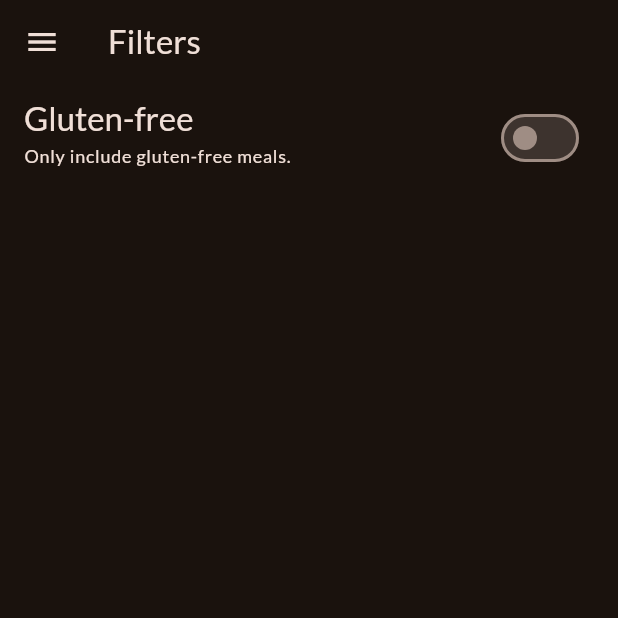
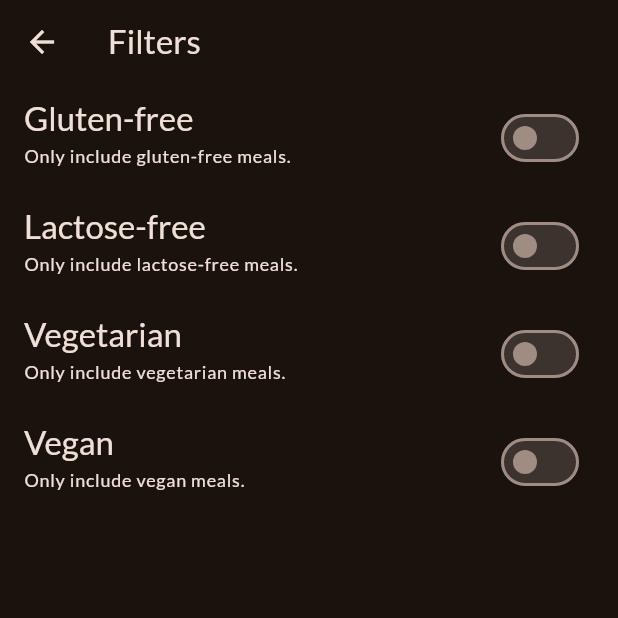
Before and after one commit to aminyous/meals_app, a Flutter app: the FiltersScreen screen opened directly, on a phone screen of 412 x 824 dp, the top half of it. Run offline on Flutter 3.47's test engine with Material 3 defaults, Android fonts, the phone set to English and light mode, and no system bars; our stand-ins replace google_fonts, transparent_image.

Commit message:
Add more filters

```diff
--- a/lib/screens/filters.dart
+++ b/lib/screens/filters.dart
@@ -1,6 +1,6 @@
 import 'package:flutter/material.dart';
-import 'package:meals_app/screens/tabs.dart';
-import 'package:meals_app/widgets/main_drawer.dart';
+// import 'package:meals_app/screens/tabs.dart';
+// import 'package:meals_app/widgets/main_drawer.dart';
 
 class FiltersScreen extends StatefulWidget {
   const FiltersScreen({super.key});
@@ -11,6 +11,9 @@ class FiltersScreen extends StatefulWidget {
 
 class _FiltersScreenState extends State<FiltersScreen> {
   var _glutenFreeFilterSet = false;
+  var _lactoseFreeFilterSet = false;
+  var _vegetarianFilterSet = false;
+  var _veganFilterSet = false;
 
   @override
   Widget build(BuildContext context) {
@@ -18,15 +21,15 @@ class _FiltersScreenState extends State<FiltersScreen> {
       appBar: AppBar(
         title: const Text('Filters'),
       ),
-      drawer: MainDrawer(
-        onSelectScreen: (identifier) {
-          Navigator.of(context).pop();
-          if (identifier == 'meals') {
-            Navigator.of(context)
-                .pushReplacement(MaterialPageRoute(builder: (ctx) => const TabsScreen()));
-          }
-        },
-      ),
+      // drawer: MainDrawer(
+      //   onSelectScreen: (identifier) {
+      //     Navigator.of(context).pop();
+      //     if (identifier == 'meals') {
+      //       Navigator.of(context)
+      //           .pushReplacement(MaterialPageRoute(builder: (ctx) => const TabsScreen()));
+      //     }
+      //   },
+      // ),
       body: Column(
         children: [
           SwitchListTile(
@@ -51,6 +54,72 @@ class _FiltersScreenState extends State<FiltersScreen> {
             activeColor: Theme.of(context).colorScheme.tertiary,
             contentPadding: const EdgeInsets.only(left: 16, right: 22),
           ),
+          SwitchListTile(
+            value: _lactoseFreeFilterSet,
+            onChanged: (isChecked) {
+              setState(() {
+                _lactoseFreeFilterSet = isChecked;
+              });
+            },
+            title: Text(
+              'Lactose-free',
+              style: Theme.of(context).textTheme.titleLarge!.copyWith(
+                    color: Theme.of(context).colorScheme.onSurface,
+                  ),
+            ),
+            subtitle: Text(
+              'Only include lactose-free meals.',
+              style: Theme.of(context).textTheme.labelMedium!.copyWith(
+                    color: Theme.of(context).colorScheme.onSurface,
+                  ),
+            ),
+            activeColor: Theme.of(context).colorScheme.tertiary,
+            contentPadding: const EdgeInsets.only(left: 16, right: 22),
+          ),
+          SwitchListTile(
+            value: _vegetarianFilterSet,
+            onChanged: (isChecked) {
+              setState(() {
+                _vegetarianFilterSet = isChecked;
+              });
+            },
+            title: Text(
+              'Vegetarian',
+              style: Theme.of(context).textTheme.titleLarge!.copyWith(
+                    color: Theme.of(context).colorScheme.onSurface,
+                  ),
+            ),
+            subtitle: Text(
+              'Only include vegetarian meals.',
+              style: Theme.of(context).textTheme.labelMedium!.copyWith(
+                    color: Theme.of(context).colorScheme.onSurface,
+                  ),
+            ),
+            activeColor: Theme.of(context).colorScheme.tertiary,
+            contentPadding: const EdgeInsets.only(left: 16, right: 22),
+          ),
+          SwitchListTile(
+            value: _veganFilterSet,
+            onChanged: (isChecked) {
+              setState(() {
+                _veganFilterSet = isChecked;
+              });
+            },
+            title: Text(
+              'Vegan',
+              style: Theme.of(context).textTheme.titleLarge!.copyWith(
+                    color: Theme.of(context).colorScheme.onSurface,
+                  ),
+            ),
+            subtitle: Text(
+              'Only include vegan meals.',
+              style: Theme.of(context).textTheme.labelMedium!.copyWith(
+                    color: Theme.of(context).colorScheme.onSurface,
+                  ),
+            ),
+            activeColor: Theme.of(context).colorScheme.tertiary,
+            contentPadding: const EdgeInsets.only(left: 16, right: 22),
+          ),
         ],
       ),
     );
```
